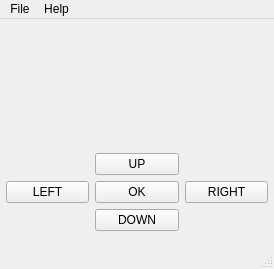
Above: mainwindow.ui from picohari/ssd1306_QEmulator before the change. Below: the same form after it.
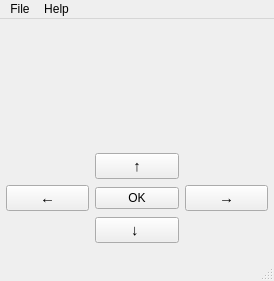
That is the form after the change.

```diff
--- a/mainwindow.ui
+++ b/mainwindow.ui
@@ -7,7 +7,7 @@
     <x>0</x>
     <y>0</y>
     <width>274</width>
-    <height>248</height>
+    <height>273</height>
    </rect>
   </property>
   <property name="windowTitle">
@@ -59,15 +59,35 @@
       </property>
       <item row="1" column="0">
        <widget class="QPushButton" name="pushButton_LEFT">
+        <property name="font">
+         <font>
+          <pointsize>11</pointsize>
+          <weight>75</weight>
+          <bold>true</bold>
+         </font>
+        </property>
         <property name="text">
-         <string>LEFT</string>
+         <string>←</string>
+        </property>
+        <property name="shortcut">
+         <string>Left</string>
         </property>
        </widget>
       </item>
       <item row="0" column="1">
        <widget class="QPushButton" name="pushButton_UP">
+        <property name="font">
+         <font>
+          <pointsize>11</pointsize>
+          <weight>75</weight>
+          <bold>true</bold>
+         </font>
+        </property>
         <property name="text">
-         <string>UP</string>
+         <string>↑</string>
+        </property>
+        <property name="shortcut">
+         <string>Up</string>
         </property>
        </widget>
       </item>
@@ -80,15 +100,35 @@
       </item>
       <item row="2" column="1">
        <widget class="QPushButton" name="pushButton_DOWN">
+        <property name="font">
+         <font>
+          <pointsize>11</pointsize>
+          <weight>75</weight>
+          <bold>true</bold>
+         </font>
+        </property>
         <property name="text">
-         <string>DOWN</string>
+         <string>↓	</string>
+        </property>
+        <property name="shortcut">
+         <string>Down</string>
         </property>
        </widget>
       </item>
       <item row="1" column="2">
        <widget class="QPushButton" name="pushButton_RIGHT">
+        <property name="font">
+         <font>
+          <pointsize>11</pointsize>
+          <weight>75</weight>
+          <bold>true</bold>
+         </font>
+        </property>
         <property name="text">
-         <string>RIGHT</string>
+         <string>→</string>
+        </property>
+        <property name="shortcut">
+         <string>Right</string>
         </property>
        </widget>
       </item>
```
Left out of the diff: 3 changed lines with no effect on the pictures.
